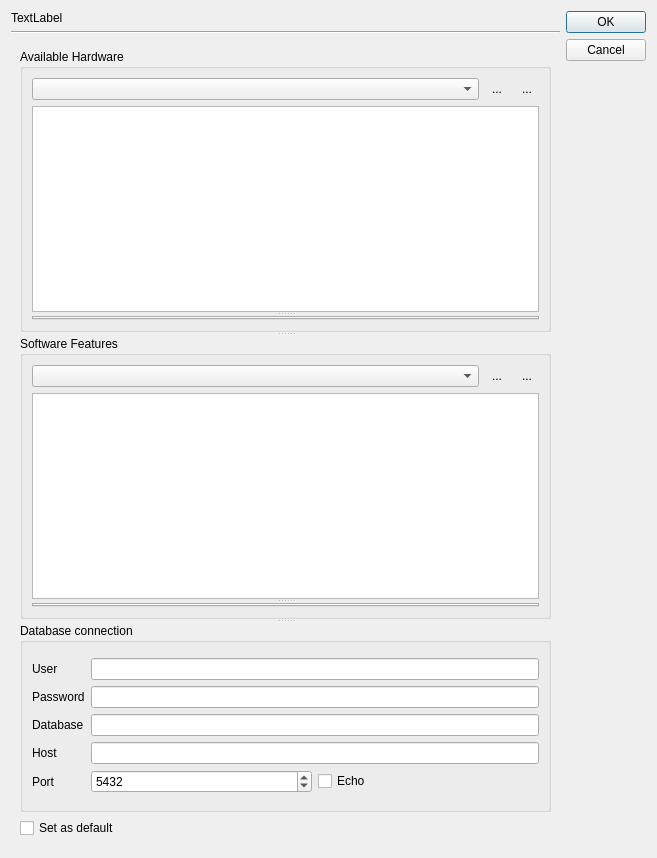
Old version of the form ui/ExptConfig.ui in the repository MonroeQuantumNetworks/IonControl.
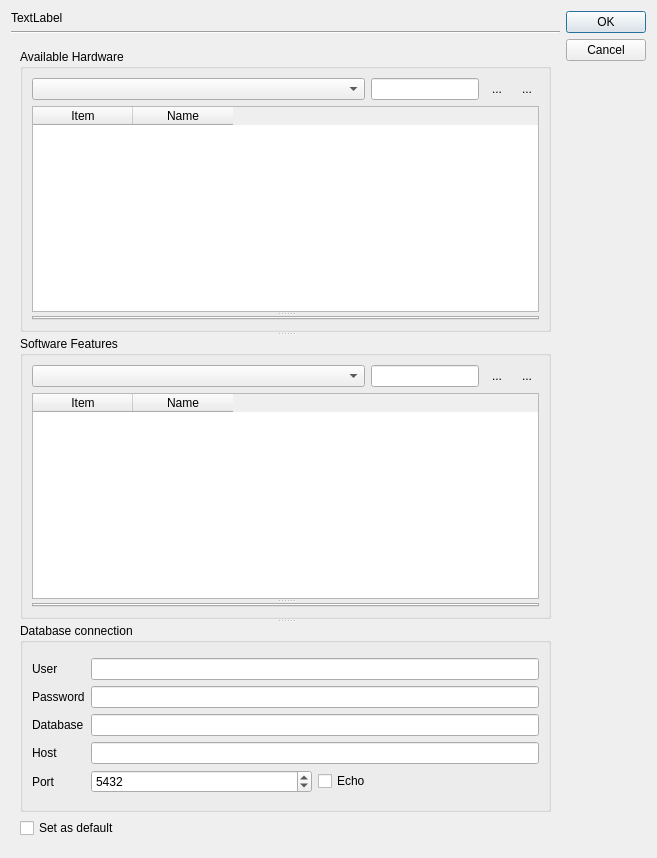
New version of the form. Icons and pictures are not drawn.

Commit message: begin changing to allow multiple copies of an instrument. Add version update code for exptConfig file, change template, change UI

```diff
--- a/ui/ExptConfig.ui
+++ b/ui/ExptConfig.ui
@@ -67,7 +67,30 @@
              <item>
               <layout class="QHBoxLayout" name="horizontalLayout_2">
                <item>
-                <widget class="QComboBox" name="hardwareComboBox"/>
+                <widget class="QComboBox" name="hardwareComboBox">
+                 <property name="sizePolicy">
+                  <sizepolicy hsizetype="Expanding" vsizetype="Fixed">
+                   <horstretch>0</horstretch>
+                   <verstretch>0</verstretch>
+                  </sizepolicy>
+                 </property>
+                 <property name="toolTip">
+                  <string>Select hardware item</string>
+                 </property>
+                </widget>
+               </item>
+               <item>
+                <widget class="QLineEdit" name="hardwareNameEdit">
+                 <property name="sizePolicy">
+                  <sizepolicy hsizetype="Preferred" vsizetype="Fixed">
+                   <horstretch>0</horstretch>
+                   <verstretch>0</verstretch>
+                  </sizepolicy>
+                 </property>
+                 <property name="toolTip">
+                  <string>Item name</string>
+                 </property>
+                </widget>
                </item>
                <item>
                 <widget class="QToolButton" name="addHardwareButton">
@@ -104,7 +127,7 @@
                <property name="orientation">
                 <enum>Qt::Vertical</enum>
                </property>
-               <widget class="QListWidget" name="hardwareListWidget">
+               <widget class="QTableWidget" name="hardwareTableWidget">
                 <property name="styleSheet">
                  <string notr="true">QListWidget:item:selected:active {
 		background:qlineargradient(spread:repeat, x1:1, y1:1, x2:1, y2:0, stop:0.227273 rgba(200, 225, 255, 255), stop:1 rgba(255, 255, 255, 255));
@@ -131,6 +154,22 @@
 		border-color: rgb(98, 150, 214);
 	}</string>
                 </property>
+                <property name="selectionBehavior">
+                 <enum>QAbstractItemView::SelectRows</enum>
+                </property>
+                <property name="columnCount">
+                 <number>2</number>
+                </property>
+                <column>
+                 <property name="text">
+                  <string>Item</string>
+                 </property>
+                </column>
+                <column>
+                 <property name="text">
+                  <string>Name</string>
+                 </property>
+                </column>
                </widget>
                <widget class="QTabWidget" name="hardwareTabWidget">
                 <property name="currentIndex">
@@ -149,7 +188,30 @@
              <item>
               <layout class="QHBoxLayout" name="horizontalLayout_4">
                <item>
-                <widget class="QComboBox" name="softwareComboBox"/>
+                <widget class="QComboBox" name="softwareComboBox">
+                 <property name="sizePolicy">
+                  <sizepolicy hsizetype="Expanding" vsizetype="Fixed">
+                   <horstretch>0</horstretch>
+                   <verstretch>0</verstretch>
+                  </sizepolicy>
+                 </property>
+                 <property name="toolTip">
+                  <string>Select software item</string>
+                 </property>
+                </widget>
+               </item>
+               <item>
+                <widget class="QLineEdit" name="softwareNameEdit">
+                 <property name="sizePolicy">
+                  <sizepolicy hsizetype="Preferred" vsizetype="Fixed">
+                   <horstretch>0</horstretch>
+                   <verstretch>0</verstretch>
+                  </sizepolicy>
+                 </property>
+                 <property name="toolTip">
+                  <string>Item name</string>
+                 </property>
+                </widget>
                </item>
                <item>
                 <widget class="QToolButton" name="addSoftwareButton">
@@ -186,7 +248,7 @@
                <property name="orientation">
                 <enum>Qt::Vertical</enum>
                </property>
-               <widget class="QListWidget" name="softwareListWidget">
+               <widget class="QTableWidget" name="softwareTableWidget">
                 <property name="styleSheet">
                  <string notr="true">QListWidget:item:selected:active {
 		background:qlineargradient(spread:repeat, x1:1, y1:1, x2:1, y2:0, stop:0.227273 rgba(200, 225, 255, 255), stop:1 rgba(255, 255, 255, 255));
@@ -213,6 +275,19 @@
 		border-color: rgb(98, 150, 214);
 	}</string>
                 </property>
+                <property name="selectionBehavior">
+                 <enum>QAbstractItemView::SelectRows</enum>
+                </property>
+                <column>
+                 <property name="text">
+                  <string>Item</string>
+                 </property>
+                </column>
+                <column>
+                 <property name="text">
+                  <string>Name</string>
+                 </property>
+                </column>
                </widget>
                <widget class="QTabWidget" name="softwareTabWidget">
                 <property name="currentIndex">
```
Left out of the diff: 12 changed lines with no effect on the pictures. The commit also changes 2 other files.
